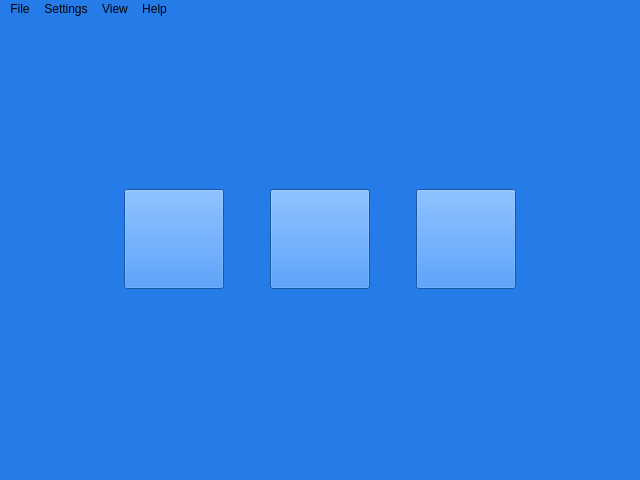
This is mainwindow.ui in PicaPrime/dataRec as Qt 5 draws it before an edit. The edited form follows.
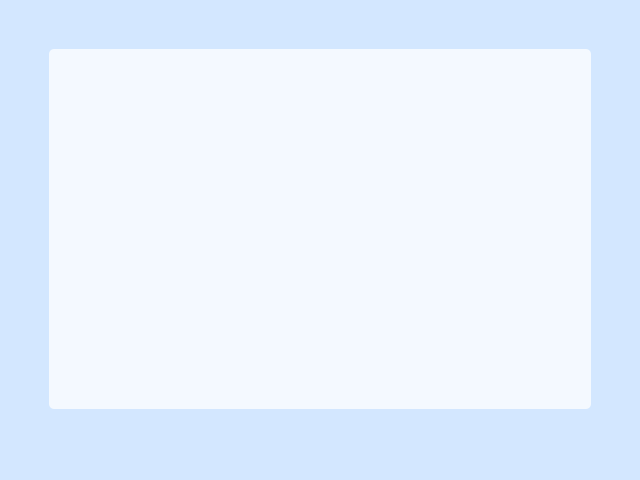
This is the edited form. Icons and pictures are not drawn.

Diff of the .ui file:
```diff
--- a/mainwindow.ui
+++ b/mainwindow.ui
@@ -15,12 +15,63 @@
   </property>
   <property name="styleSheet">
    <string notr="true">
-background-color: rgb(37,123,232);</string>
+background-color: rgb(211, 231, 255);</string>
   </property>
   <widget class="QWidget" name="centralwidget">
+   <layout class="QVBoxLayout" name="verticalLayout_4">
+    <item>
+     <layout class="QHBoxLayout" name="horizontalLayout_2">
+      <item>
+       <spacer name="horizontalSpacer_7">
+        <property name="orientation">
+         <enum>Qt::Orientation::Horizontal</enum>
+        </property>
+        <property name="sizeType">
+         <enum>QSizePolicy::Policy::Fixed</enum>
+        </property>
+        <property name="sizeHint" stdset="0">
+         <size>
+          <width>40</width>
+          <height>20</height>
+         </size>
+        </property>
+       </spacer>
+      </item>
+      <item>
+       <layout class="QVBoxLayout" name="verticalLayout_3">
+        <item>
+         <spacer name="verticalSpacer_3">
+          <property name="orientation">
+           <enum>Qt::Orientation::Vertical</enum>
+          </property>
+          <property name="sizeType">
+           <enum>QSizePolicy::Policy::Minimum</enum>
+          </property>
+          <property name="sizeHint" stdset="0">
+           <size>
+            <width>20</width>
+            <height>40</height>
+           </size>
+          </property>
+         </spacer>
+        </item>
+        <item>
+         <widget class="QFrame" name="frame">
+          <property name="styleSheet">
+           <string notr="true">background-color: rgb(244, 249, 255);
+border-radius: 5;	</string>
+          </property>
+          <property name="frameShape">
+           <enum>QFrame::Shape::StyledPanel</enum>
+          </property>
+          <property name="frameShadow">
+           <enum>QFrame::Shadow::Raised</enum>
+          </property>
+          <layout class="QVBoxLayout" name="verticalLayout_2">
+           <item>
    <layout class="QVBoxLayout" name="verticalLayout">
     <item>
-     <spacer name="verticalSpacer">
+              <spacer name="verticalSpacer_2">
       <property name="orientation">
        <enum>Qt::Orientation::Vertical</enum>
       </property>
@@ -28,6 +79,21 @@
        <size>
         <width>20</width>
         <height>40</height>
+                </size>
+               </property>
+              </spacer>
+             </item>
+             <item>
+              <layout class="QHBoxLayout" name="horizontalLayout">
+               <item>
+                <spacer name="horizontalSpacer_4">
+                 <property name="orientation">
+                  <enum>Qt::Orientation::Horizontal</enum>
+                 </property>
+                 <property name="sizeHint" stdset="0">
+                  <size>
+                   <width>40</width>
+                   <height>20</height>
        </size>
       </property>
      </spacer>
@@ -155,8 +221,23 @@
      </layout>
     </item>
     <item>
-     <spacer name="verticalSpacer_2">
+                <spacer name="horizontalSpacer_6">
       <property name="orientation">
+                  <enum>Qt::Orientation::Horizontal</enum>
+                 </property>
+                 <property name="sizeHint" stdset="0">
+                  <size>
+                   <width>40</width>
+                   <height>20</height>
+                  </size>
+                 </property>
+                </spacer>
+               </item>
+              </layout>
+             </item>
+             <item>
+              <spacer name="verticalSpacer">
+               <property name="orientation">
        <enum>Qt::Orientation::Vertical</enum>
       </property>
       <property name="sizeHint" stdset="0">
@@ -168,40 +249,47 @@
      </spacer>
     </item>
    </layout>
-  </widget>
-  <widget class="QMenuBar" name="menubar">
-   <property name="geometry">
-    <rect>
-     <x>0</x>
-     <y>0</y>
-     <width>640</width>
-     <height>25</height>
-    </rect>
-   </property>
-   <widget class="QMenu" name="menuFile">
-    <property name="title">
-     <string>File</string>
-    </property>
-   </widget>
-   <widget class="QMenu" name="menuSettings">
-    <property name="title">
-     <string>Settings</string>
-    </property>
-   </widget>
-   <widget class="QMenu" name="menuView">
-    <property name="title">
-     <string>View</string>
-    </property>
-   </widget>
-   <widget class="QMenu" name="menuHelp">
-    <property name="title">
-     <string>Help</string>
-    </property>
-   </widget>
-   <addaction name="menuFile"/>
-   <addaction name="menuSettings"/>
-   <addaction name="menuView"/>
-   <addaction name="menuHelp"/>
+           </item>
+          </layout>
+         </widget>
+        </item>
+        <item>
+         <spacer name="verticalSpacer_4">
+          <property name="orientation">
+           <enum>Qt::Orientation::Vertical</enum>
+          </property>
+          <property name="sizeType">
+           <enum>QSizePolicy::Policy::Minimum</enum>
+          </property>
+          <property name="sizeHint" stdset="0">
+           <size>
+            <width>20</width>
+            <height>40</height>
+           </size>
+          </property>
+         </spacer>
+        </item>
+       </layout>
+      </item>
+      <item>
+       <spacer name="horizontalSpacer_8">
+        <property name="orientation">
+         <enum>Qt::Orientation::Horizontal</enum>
+        </property>
+        <property name="sizeType">
+         <enum>QSizePolicy::Policy::Fixed</enum>
+        </property>
+        <property name="sizeHint" stdset="0">
+         <size>
+          <width>40</width>
+          <height>20</height>
+         </size>
+        </property>
+       </spacer>
+      </item>
+     </layout>
+    </item>
+   </layout>
   </widget>
   <widget class="QStatusBar" name="statusbar"/>
  </widget>
```
Lines whose indentation alone changed are shown as unchanged.
